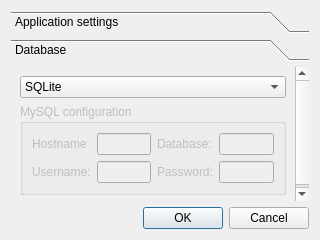
seberm/salarm, file src/ui/optionsdialog.ui: the form before one commit.
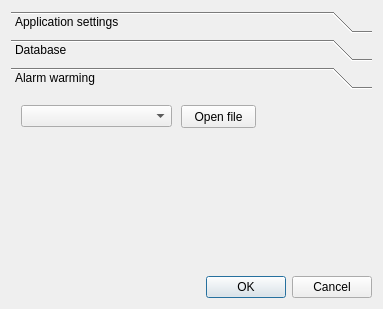
The form after the commit. The open tabs and pages were chosen to show the change.

Commit message: Implemented alarm sound add & selection

Diff of the .ui file:
```diff
--- a/src/ui/optionsdialog.ui
+++ b/src/ui/optionsdialog.ui
@@ -9,8 +9,8 @@
    <rect>
     <x>0</x>
     <y>0</y>
-    <width>320</width>
-    <height>240</height>
+    <width>383</width>
+    <height>309</height>
    </rect>
   </property>
   <property name="windowTitle">
@@ -63,8 +63,8 @@
        <rect>
         <x>0</x>
         <y>0</y>
-        <width>302</width>
-        <height>133</height>
+        <width>365</width>
+        <height>176</height>
        </rect>
       </property>
       <attribute name="label">
@@ -146,6 +146,34 @@
        </item>
       </layout>
      </widget>
+     <widget class="QWidget" name="pageAlarmWarming">
+      <attribute name="label">
+       <string>Alarm warming</string>
+      </attribute>
+      <widget class="QPushButton" name="pushButtonOpenFile">
+       <property name="geometry">
+        <rect>
+         <x>170</x>
+         <y>10</y>
+         <width>75</width>
+         <height>23</height>
+        </rect>
+       </property>
+       <property name="text">
+        <string>Open file</string>
+       </property>
+      </widget>
+      <widget class="QComboBox" name="comboBoxSounds">
+       <property name="geometry">
+        <rect>
+         <x>10</x>
+         <y>10</y>
+         <width>151</width>
+         <height>22</height>
+        </rect>
+       </property>
+      </widget>
+     </widget>
     </widget>
    </item>
    <item row="1" column="0">
```
Left out of the diff: 10 changed lines with no effect on the pictures. The commit also changes 2 other files.
